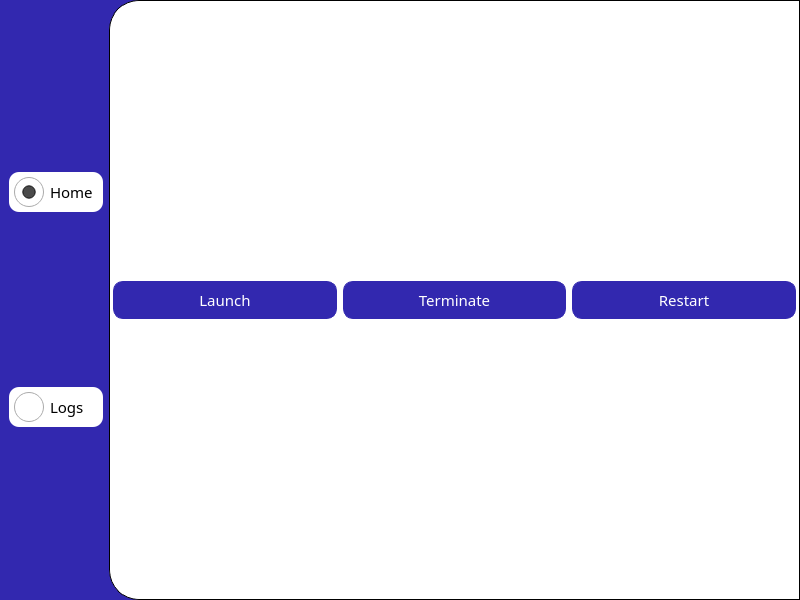
l4blee/nosok-bot_console, file main.ui: the form before one commit.
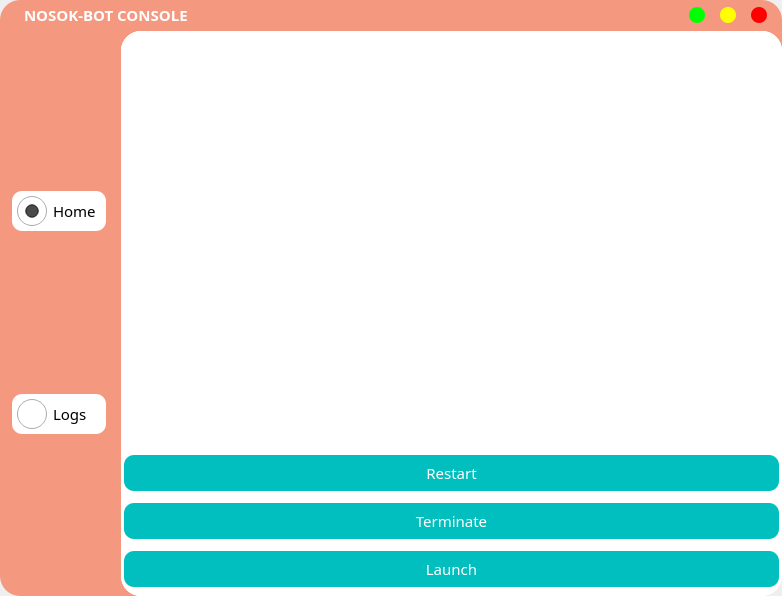
The form after the commit. The open tabs and pages were chosen to show the change. Icons and pictures are not drawn.

Diff of the .ui file:
```diff
--- a/main.ui
+++ b/main.ui
@@ -6,28 +6,30 @@
    <rect>
     <x>0</x>
     <y>0</y>
-    <width>800</width>
-    <height>600</height>
+    <width>782</width>
+    <height>596</height>
    </rect>
   </property>
   <property name="windowTitle">
    <string>nosok-bot console v1.0</string>
   </property>
   <property name="styleSheet">
-   <string notr="true"/>
+   <string notr="true">QMainWindow {
+	border: none;
+	border-radius: 20px
+}</string>
   </property>
   <widget class="QWidget" name="centralwidget">
    <property name="styleSheet">
     <string notr="true">#centralwidget {
-	background-color: rgb(50, 40, 175);
+	background-color: rgb(244, 152, 128);
+	border: 1px transparent;
+	border-radius: 20px;
 }</string>
    </property>
-   <layout class="QHBoxLayout" name="horizontalLayout">
-    <property name="spacing">
-     <number>3</number>
-    </property>
+   <layout class="QGridLayout" name="gridLayout_3">
     <property name="leftMargin">
-     <number>6</number>
+     <number>9</number>
     </property>
     <property name="topMargin">
      <number>0</number>
@@ -38,7 +40,140 @@
     <property name="bottomMargin">
      <number>0</number>
     </property>
-    <item>
+    <item row="0" column="0" colspan="4">
+     <widget class="QWidget" name="topBar" native="true">
+      <property name="maximumSize">
+       <size>
+        <width>16777215</width>
+        <height>25</height>
+       </size>
+      </property>
+      <property name="styleSheet">
+       <string notr="true">#topBar {
+	border: none;
+	border-radius: 20px;
+}
+
+QPushButton {
+	border: none;
+	border-radius: 8px;
+}
+
+#close_btn {
+	background-color: rgb(255, 0, 0, 255);
+}
+
+#close_btn:hover {
+	background-color: rgb(255, 0, 0, 150);
+}
+
+#minimize_btn {
+	background-color: rgba(0, 255, 0, 255);
+}
+
+#minimize_btn:hover {
+	background-color: rgba(0, 255, 0, 150);
+}
+
+#maximize_btn {
+	background-color: rgba(255, 255, 0, 255);
+}
+
+#maximize_btn:hover {
+	background-color: rgba(255, 255, 0, 150);
+}</string>
+      </property>
+      <layout class="QHBoxLayout" name="horizontalLayout">
+       <property name="spacing">
+        <number>15</number>
+       </property>
+       <property name="leftMargin">
+        <number>15</number>
+       </property>
+       <property name="topMargin">
+        <number>5</number>
+       </property>
+       <property name="rightMargin">
+        <number>15</number>
+       </property>
+       <property name="bottomMargin">
+        <number>0</number>
+       </property>
+       <item>
+        <widget class="QLabel" name="title">
+         <property name="styleSheet">
+          <string notr="true">color: white;
+font-family: Montserrat;
+font-size: 15px;
+font-weight: bold;
+text-align: center;</string>
+         </property>
+         <property name="text">
+          <string>NOSOK-BOT CONSOLE</string>
+         </property>
+        </widget>
+       </item>
+       <item>
+        <widget class="QPushButton" name="minimize_btn">
+         <property name="maximumSize">
+          <size>
+           <width>16</width>
+           <height>16</height>
+          </size>
+         </property>
+         <property name="toolTip">
+          <string>Minimize</string>
+         </property>
+         <property name="text">
+          <string/>
+         </property>
+        </widget>
+       </item>
+       <item>
+        <widget class="QPushButton" name="maximize_btn">
+         <property name="maximumSize">
+          <size>
+           <width>16</width>
+           <height>16</height>
+          </size>
+         </property>
+         <property name="toolTip">
+          <string>Maximize</string>
+         </property>
+         <property name="text">
+          <string/>
+         </property>
+        </widget>
+       </item>
+       <item>
+        <widget class="QPushButton" name="close_btn">
+         <property name="maximumSize">
+          <size>
+           <width>16</width>
+           <height>16</height>
+          </size>
+         </property>
+         <property name="toolTip">
+          <string>Close</string>
+         </property>
+         <property name="autoFillBackground">
+          <bool>false</bool>
+         </property>
+         <property name="styleSheet">
+          <string notr="true"/>
+         </property>
+         <property name="text">
+          <string/>
+         </property>
+         <property name="flat">
+          <bool>false</bool>
+         </property>
+        </widget>
+       </item>
+      </layout>
+     </widget>
+    </item>
+    <item row="1" column="0" rowspan="2" colspan="2">
      <widget class="QWidget" name="navBar" native="true">
       <property name="minimumSize">
        <size>
@@ -53,12 +188,7 @@
        </size>
       </property>
       <property name="styleSheet">
-       <string notr="true">#QWidget {
-	padding: 0;
-	overflow: visible;
-}
-
-QRadioButton {
+       <string notr="true">QRadioButton {
 	position: absolute;
 
 	color: black;
@@ -79,19 +209,19 @@
     height: 30px;
 }
 
-#home_2::indicator:checked {
+#home::indicator:checked {
 	image: url(:/navigation/home_checked);
 }
 
-#home_2::indicator:unchecked {
+#home::indicator:unchecked {
 	image: url(:/navigation/home_unchecked);
 }
 
-#logs_2::indicator:checked {
+#logs::indicator:checked {
 	image: url(:/navigation/log_checked);
 }
 
-#logs_2::indicator:unchecked {
+#logs::indicator:unchecked {
 	image: url(:/navigation/log_unchecked);
 }</string>
       </property>
@@ -155,20 +285,18 @@
       </layout>
      </widget>
     </item>
-    <item>
+    <item row="1" column="3" rowspan="2">
      <widget class="QStackedWidget" name="pages">
       <property name="styleSheet">
        <string notr="true">QWidget {
-	border-style: solid;
-	border-width: 1px;
-	border-top-left-radius: 30px;
-	border-bottom-left-radius: 30px;
+	border: 1px transparent;
+	border-radius: 20px;
 	background-color: rgb(255, 255, 255);
 }
 
 QPushButton {
-	background-color: rgb(50, 40, 175);
-	border: 1px solid rgb(50, 40, 175);
+	background-color: rgb(1, 191, 191, 255);
+	border: none;
 	border-radius: 10px;
 	padding: 7px;
 
@@ -205,18 +333,18 @@
         <property name="spacing">
          <number>3</number>
         </property>
-        <item row="0" column="0">
+        <item row="1" column="0">
          <widget class="QWidget" name="controlBtns" native="true">
           <property name="maximumSize">
            <size>
             <width>16777215</width>
-            <height>16777215</height>
+            <height>150</height>
            </size>
           </property>
           <property name="styleSheet">
            <string notr="true"/>
           </property>
-          <layout class="QHBoxLayout" name="controlButtons">
+          <layout class="QVBoxLayout" name="verticalLayout">
            <property name="leftMargin">
             <number>3</number>
            </property>
@@ -229,6 +357,20 @@
            <property name="bottomMargin">
             <number>3</number>
            </property>
+           <item>
+            <widget class="QPushButton" name="restart">
+             <property name="text">
+              <string>Restart</string>
+             </property>
+            </widget>
+           </item>
+           <item>
+            <widget class="QPushButton" name="terminate">
+             <property name="text">
+              <string>Terminate</string>
+             </property>
+            </widget>
+           </item>
            <item>
             <widget class="QPushButton" name="launch">
              <property name="styleSheet">
@@ -239,23 +381,16 @@
              </property>
             </widget>
            </item>
-           <item>
-            <widget class="QPushButton" name="terminate">
-             <property name="text">
-              <string>Terminate</string>
-             </property>
-            </widget>
-           </item>
-           <item>
-            <widget class="QPushButton" name="restart">
-             <property name="text">
-              <string>Restart</string>
-             </property>
-            </widget>
-           </item>
           </layout>
          </widget>
         </item>
+        <item row="0" column="0">
+         <widget class="QLabel" name="label">
+          <property name="text">
+           <string/>
+          </property>
+         </widget>
+        </item>
        </layout>
       </widget>
       <widget class="QWidget" name="logsPage">
```
Left out of the diff: 29 changed lines with no effect on the pictures.
